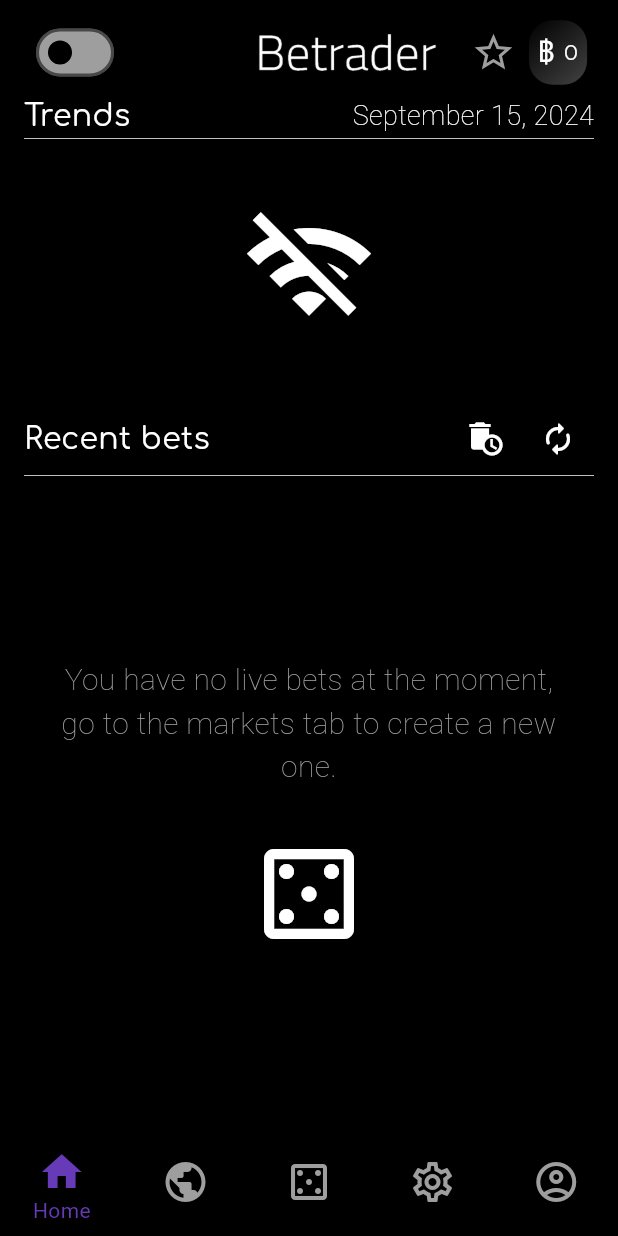
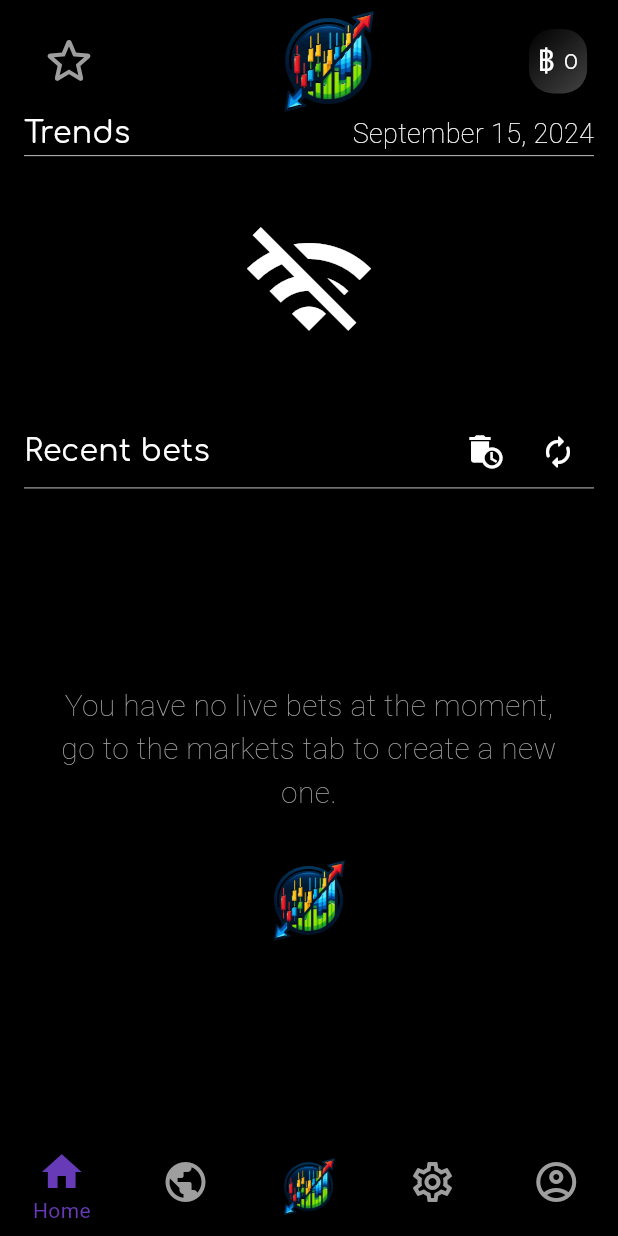
Before and after one commit to jesusramondovale/BetsTrading-Client, a Flutter app: the MainMenuPage screen opened directly, on a phone screen of 412 x 824 dp. Run offline on Flutter 3.47's test engine with Material 3 defaults, Android fonts, the phone set to English and light mode, and no system bars; drawn by our look-alikes of auto_size_text; our stand-ins replace camera, firebase_core, firebase_messaging, fl_chart, flutter_credit_card, flutter_form_builder and 7 more; missing offline and left inert: country_flags, flutter_statusbarcolor_ns, google_mlkit_text_recognition; accounts and stored records are empty; network calls fail; Roboto replaces fonts that are missing (Dosis); key blocks and very long unbroken strings in the code were emptied for the run.

Commit message:
Home re-style

```diff
--- a/lib/config/config.dart
+++ b/lib/config/config.dart
@@ -2,7 +2,7 @@ class Config {
 
   static const PUBLIC_DOMAIN = '90.175.130.133';
   static const SERVICE_PORT = '44346';
-  static const CODE_VERSION = '24.258.1';
+  static const CODE_VERSION = '24.259.1';
   static const IP_GEOLOCALIZER_TOKEN = 'd99daa2befa6f8';
   static const Map<int, String> ALPHA_KEYS = {
     1: 'O5NQS4V0GAZ4A643',
--- a/lib/helpers/common.dart
+++ b/lib/helpers/common.dart
@@ -275,6 +275,7 @@ class Common {
     return Bet(
       currentValue, false, currentValue-originValue,
       id: id,
+      dailyGain: 1.0,
       ticker: ticker,
       name: name,
       iconPath: iconPath,
--- a/lib/locale/localized_texts.dart
+++ b/lib/locale/localized_texts.dart
@@ -13,6 +13,7 @@ class LocalizedStrings {
   static final Map<String?, Map<String?, String?>> _localizedValues = {
     'en': {
       // Inglés
+      'day': 'day/s',
       'home': 'Home',
       'comingSoon': 'Coming soon...',
       'liveMarkets': 'Live Markets',
@@ -140,6 +141,7 @@ class LocalizedStrings {
     },
     'es': {
       // Español
+      'day': 'día/s',
       'home': 'Inicio',
       'comingSoon': 'Próximamente...',
       'liveMarkets': 'Mercados',
@@ -267,6 +269,7 @@ class LocalizedStrings {
     },
     'fr': {
       // Francés
+      'day': 'jour/s',
       'home': 'Accueil',
       'comingSoon': 'Bientôt disponible...',
       'liveMarkets': 'Marchés en Direct',
@@ -395,6 +398,7 @@ class LocalizedStrings {
     },
     'it': {
       // Italiano
+      'day': 'gio.',
       'home': 'Home',
       'comingSoon': 'Prossimamente...',
       'liveMarkets': 'Mercati dal Vivo',
@@ -524,6 +528,7 @@ class LocalizedStrings {
     },
     'de': {
       // Alemán
+      'day': 'Tag/e',
       'home': 'Startseite',
       'comingSoon': 'Demnächst...',
       'liveMarkets': 'Live-Märkte',
@@ -833,6 +838,7 @@ class LocalizedStrings {
   String? get errorMakingBet => _localizedValues[locale.languageCode]?['errorMakingBet'];
   String? get betsDeleted => _localizedValues[locale.languageCode]?['betsDeleted'];
   String? get confirmBet => _localizedValues[locale.languageCode]?['confirmBet'];
+  String? get day => _localizedValues[locale.languageCode]?['day'];
 }
 
 class LocalizedStringsDelegate extends LocalizationsDelegate<LocalizedStrings> {
--- a/lib/ui/home_page.dart
+++ b/lib/ui/home_page.dart
@@ -94,45 +94,12 @@ class HomeScreenState extends State<HomeScreen> {
             // Upper icons
             Row(
               children: [
-                Card(
-                  elevation: 0,
-                  surfaceTintColor: Theme.of(context).brightness == Brightness.dark
-                      ? Colors.black : Colors.white,
-                  shape: RoundedRectangleBorder(
-                    borderRadius: BorderRadius.circular(5),
-                  ),
-                  child: ValueListenableBuilder<bool>(
-                    valueListenable: isRealNotifier,
-                    builder: (context, isReal, child) {
-                      return Row(
-                        children: [
-                          Switch(
-                            value: isReal,
-                            inactiveThumbColor: Colors.black,
-                            inactiveTrackColor: Colors.grey,
-                            onChanged: (bool value) {
-                              isRealNotifier.value = value;
-                            },
-                          ),
-                          if (isReal) ...[
-                            SizedBox(width: 5),
-                            Image.asset('assets/alpha_vantage.png', width: 35),
-                          ],
-                        ],
-                      );
-                    },
-                  ),
-                ),
-                Spacer(flex: 10),
-                Image.asset(Theme.of(context).brightness == Brightness.dark
-                    ? 'assets/betrader-BETA_dark.png' : 'assets/betrader-BETA_light.png' , width: 120),
-                Spacer(),
                 IconButton(
                   padding: EdgeInsets.fromLTRB(10, 0, 0, 0),
                   icon: showFavorites
-                      ? Icon(Icons.star)
-                      : Icon(Icons.star_border),
-                  iconSize: 30,
+                      ? Icon(Icons.star_rounded)
+                      : Icon(Icons.star_border_rounded),
+                  iconSize: 40,
                   color: Theme.of(context).brightness == Brightness.dark
                       ? Colors.grey
                       : Colors.black,
@@ -140,6 +107,10 @@ class HomeScreenState extends State<HomeScreen> {
                     triggerFavorites();
                   },
                 ),
+                Spacer(flex: 5),
+                Image.asset('assets/logo_simple.png', width: 60),
+                Spacer(flex: 4),
+
                 IconButton(
                   padding: const EdgeInsets.all(2.5),
                   onPressed: () {
@@ -387,6 +358,7 @@ class HomeScreenState extends State<HomeScreen> {
                           // Construye en orden inverso
                           final reversedIndex = _bets.length - 1 - index;
                           return RecentBetContainer(
+                            dailyGain: _bets[reversedIndex].dailyGain,
                             bet: _bets[reversedIndex],
                             onDelete: () => _deleteBet(_bets[reversedIndex].id),
                             controller: widget.controller,
@@ -411,10 +383,9 @@ class HomeScreenState extends State<HomeScreen> {
                                 ),
                               ),
                               const SizedBox(height: 30),
-                              const Icon(
-                                Icons.casino_outlined,
-                                size: 80,
-                                color: Colors.white,
+                              Container(
+                                width: 48,  // El ancho de tu icono
+                                child: Image.asset('assets/logo_simple.png'),
                               ),
                             ],
                           ),
--- a/lib/ui/layout_page.dart
+++ b/lib/ui/layout_page.dart
@@ -209,8 +209,14 @@ class MainMenuPageState extends State<MainMenuPage> {
                       label: strings?.ranking ?? "Ranking",
                     ),
                     BottomNavigationBarItem(
-                      icon: Icon(Icons.casino_outlined),
-                      activeIcon: Icon(Icons.casino),
+                      icon: Container(
+                        width: 34,  // El ancho de tu icono
+                        child: Image.asset('assets/logo_simple.png'),
+                      ),
+                      activeIcon: Container(
+                        width: 27,  // El ancho de tu icono
+                        child: Image.asset('assets/logo_simple.png'),
+                      ),
                       label: strings?.liveMarkets ?? 'Live Markets',
                     ),
                     BottomNavigationBarItem(
```
Also changed, not shown: lib/models/bets.dart (+81 -30 lines), lib/ui/settings_view.dart (+35 -1 lines), assets/logo_simple.png (added), 5 other files.
